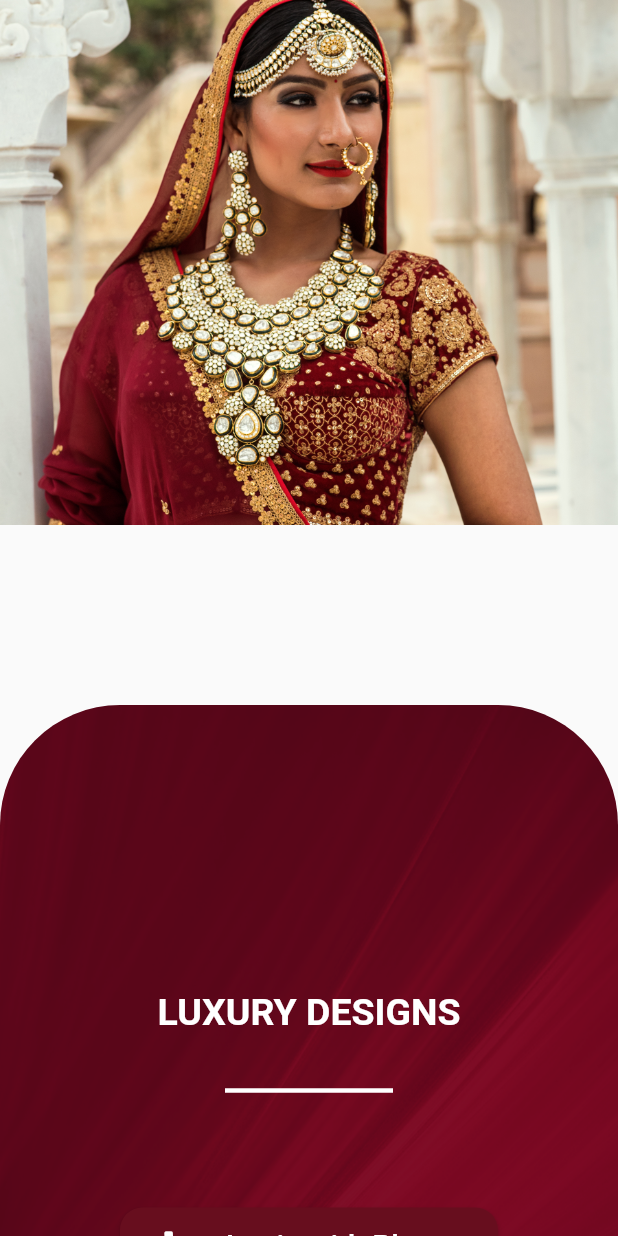
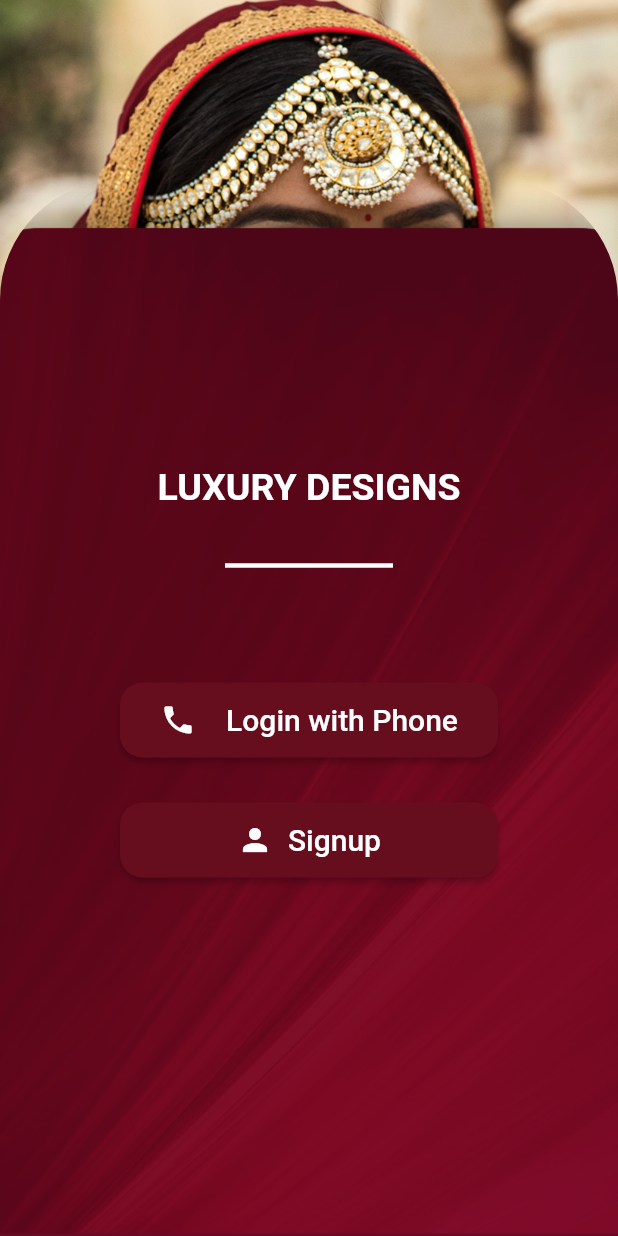
Before and after one commit to sumit2393/mj-shalini, a Flutter app: the screen it shows after launch, on a phone screen of 412 x 824 dp. Run offline on Flutter 3.47's test engine with Material 2 defaults, Android fonts, the phone set to English and light mode, and no system bars; our stand-ins replace cached_network_image, carousel_slider, flutter_datetime_picker, flutter_swiper, fluttertoast, photo_view and 1 more.

Commit message:
landing screen changes

```diff
--- a/lib/Screen/landing_screen.dart
+++ b/lib/Screen/landing_screen.dart
@@ -18,19 +18,15 @@ class _LandingScreenState extends State<LandingScreen> {
     double screenWidth = MediaQuery.of(context).size.width;
     return Scaffold(
         body: new Container(
-
+          decoration: BoxDecoration(
+            image: DecorationImage(
+                image: ExactAssetImage("assets/images/curve.jpg"),
+                fit: BoxFit.cover
+            ),
+          ),
           child: Column(
             crossAxisAlignment: CrossAxisAlignment.start,
             children: <Widget>[
-              Container(
-                  decoration: BoxDecoration(
-                    image: DecorationImage(
-                        image: ExactAssetImage("assets/images/curve.jpg"),
-                        fit: BoxFit.cover
-                    ),
-                  ),
-                  height: 350
-              ),
               Padding(
                 padding: EdgeInsets.all(60),
                 child: Column(
```
